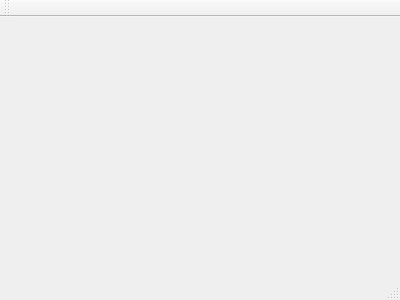
Above: mainwindow.ui from aikide/UltraSound3D before the change. Below: the same form after it.
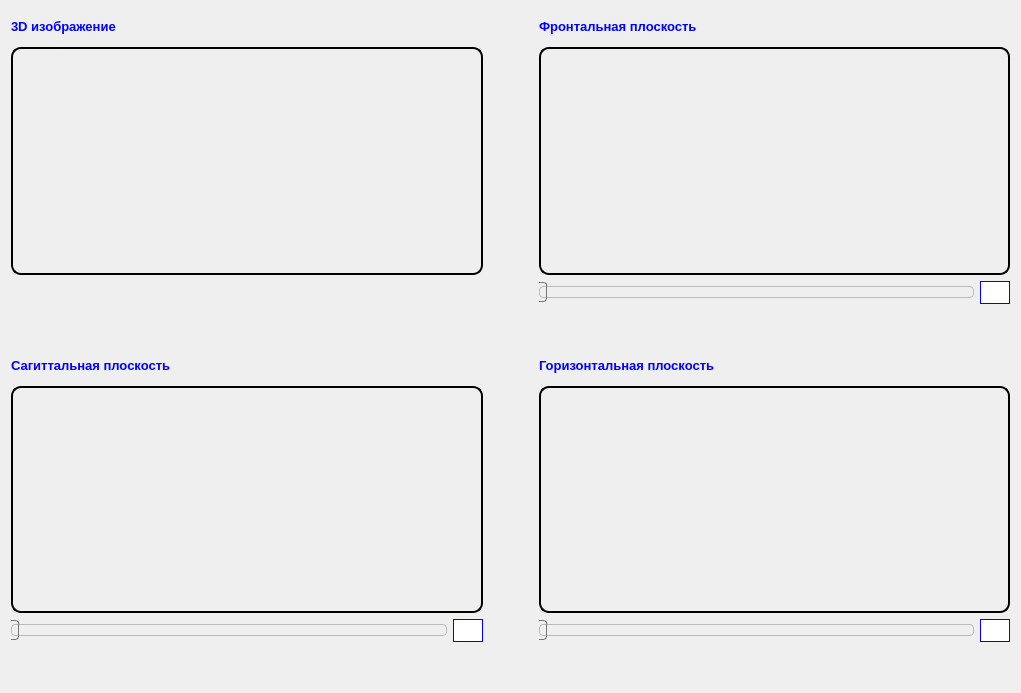
That is the form after the change.

Commit message: UI main window v1.0

Patch:
```diff
--- a/mainwindow.ui
+++ b/mainwindow.ui
@@ -1,24 +1,450 @@
 <ui version="4.0">
  <class>MainWindow</class>
- <widget class="QMainWindow" name="MainWindow" >
-  <property name="geometry" >
+ <widget class="QMainWindow" name="MainWindow">
+  <property name="geometry">
    <rect>
     <x>0</x>
     <y>0</y>
-    <width>400</width>
-    <height>300</height>
+    <width>1021</width>
+    <height>693</height>
    </rect>
   </property>
-  <property name="windowTitle" >
-   <string>MainWindow</string>
+  <property name="sizePolicy">
+   <sizepolicy hsizetype="Fixed" vsizetype="Preferred">
+    <horstretch>0</horstretch>
+    <verstretch>0</verstretch>
+   </sizepolicy>
   </property>
-  <widget class="QMenuBar" name="menuBar" />
-  <widget class="QToolBar" name="mainToolBar" />
-  <widget class="QWidget" name="centralWidget" />
-  <widget class="QStatusBar" name="statusBar" />
+  <property name="windowTitle">
+   <string>3D визуализация</string>
+  </property>
+  <widget class="QWidget" name="centralWidget">
+   <property name="enabled">
+    <bool>true</bool>
+   </property>
+   <property name="sizePolicy">
+    <sizepolicy hsizetype="Expanding" vsizetype="Expanding">
+     <horstretch>0</horstretch>
+     <verstretch>0</verstretch>
+    </sizepolicy>
+   </property>
+   <property name="maximumSize">
+    <size>
+     <width>16777215</width>
+     <height>16777215</height>
+    </size>
+   </property>
+   <property name="styleSheet">
+    <string notr="true"/>
+   </property>
+   <layout class="QGridLayout" name="gridLayout">
+    <property name="sizeConstraint">
+     <enum>QLayout::SetNoConstraint</enum>
+    </property>
+    <item row="4" column="2">
+     <widget class="QLabel" name="label_4">
+      <property name="font">
+       <font>
+        <pointsize>10</pointsize>
+        <weight>75</weight>
+        <bold>true</bold>
+       </font>
+      </property>
+      <property name="styleSheet">
+       <string notr="true">color: blue;</string>
+      </property>
+      <property name="text">
+       <string>Горизонтальная плоскость</string>
+      </property>
+     </widget>
+    </item>
+    <item row="1" column="2">
+     <widget class="QWidget" name="widget_2" native="true">
+      <property name="styleSheet">
+       <string notr="true">border: 2px solid black;
+border-radius: 10px;</string>
+      </property>
+     </widget>
+    </item>
+    <item row="5" column="0">
+     <widget class="QWidget" name="widget_3" native="true">
+      <property name="styleSheet">
+       <string notr="true">border: 2px solid black;
+border-radius: 10px;</string>
+      </property>
+     </widget>
+    </item>
+    <item row="1" column="0">
+     <widget class="QWidget" name="widget" native="true">
+      <property name="styleSheet">
+       <string notr="true">border: 2px solid black;
+border-radius: 10px;</string>
+      </property>
+     </widget>
+    </item>
+    <item row="0" column="0">
+     <widget class="QLabel" name="label">
+      <property name="maximumSize">
+       <size>
+        <width>16777215</width>
+        <height>30</height>
+       </size>
+      </property>
+      <property name="font">
+       <font>
+        <pointsize>10</pointsize>
+        <weight>75</weight>
+        <bold>true</bold>
+        <underline>false</underline>
+        <strikeout>false</strikeout>
+        <kerning>true</kerning>
+       </font>
+      </property>
+      <property name="styleSheet">
+       <string notr="true">color: blue;</string>
+      </property>
+      <property name="text">
+       <string>3D изображение</string>
+      </property>
+     </widget>
+    </item>
+    <item row="5" column="2">
+     <widget class="QWidget" name="widget_4" native="true">
+      <property name="styleSheet">
+       <string notr="true">border: 2px solid black;
+border-radius: 10px;</string>
+      </property>
+     </widget>
+    </item>
+    <item row="6" column="2">
+     <layout class="QHBoxLayout" name="horizontalLayout_3">
+      <item>
+       <widget class="QSlider" name="horizontalSlider_3">
+        <property name="sizePolicy">
+         <sizepolicy hsizetype="Expanding" vsizetype="Preferred">
+          <horstretch>0</horstretch>
+          <verstretch>0</verstretch>
+         </sizepolicy>
+        </property>
+        <property name="styleSheet">
+         <string notr="true">QSlider::groove:horizontal {
+border: 1px solid #bbb;
+background: qlineargradient(x1: 0, y1: 0.2, x2: 1, y2: 1,
+    stop: 0 #bbf, stop: 1 #55f);
+height: 10px;
+border-radius: 4px;
+}
+
+QSlider::handle:horizontal {
+background: qlineargradient(x1:0, y1:0, x2:1, y2:1,
+    stop:0 #eee, stop:1 #ccc);
+border: 1px solid #777;
+width: 10px;
+margin: -5px;
+border-radius: 3px;
+}
+
+QSlider::handle:horizontal:hover {
+background: qlineargradient(x1:0, y1:0, x2:1, y2:1,
+    stop:0 #fff, stop:1 #ddd);
+border: 1px solid #444;
+border-radius: 3px;
+}
+
+</string>
+        </property>
+        <property name="orientation">
+         <enum>Qt::Horizontal</enum>
+        </property>
+       </widget>
+      </item>
+      <item>
+       <widget class="QLineEdit" name="lineEdit_3">
+        <property name="maximumSize">
+         <size>
+          <width>30</width>
+          <height>16777215</height>
+         </size>
+        </property>
+        <property name="font">
+         <font>
+          <pointsize>12</pointsize>
+          <weight>75</weight>
+          <bold>true</bold>
+         </font>
+        </property>
+        <property name="styleSheet">
+         <string notr="true">border: 1px solid blue</string>
+        </property>
+       </widget>
+      </item>
+     </layout>
+    </item>
+    <item row="2" column="2">
+     <layout class="QHBoxLayout" name="horizontalLayout">
+      <property name="sizeConstraint">
+       <enum>QLayout::SetDefaultConstraint</enum>
+      </property>
+      <item>
+       <widget class="QSlider" name="horizontalSlider">
+        <property name="enabled">
+         <bool>true</bool>
+        </property>
+        <property name="sizePolicy">
+         <sizepolicy hsizetype="MinimumExpanding" vsizetype="Preferred">
+          <horstretch>0</horstretch>
+          <verstretch>0</verstretch>
+         </sizepolicy>
+        </property>
+        <property name="styleSheet">
+         <string notr="true">QSlider::groove:horizontal {
+border: 1px solid #bbb;
+background: qlineargradient(x1: 0, y1: 0.2, x2: 1, y2: 1,
+    stop: 0 #bbf, stop: 1 #55f);
+height: 10px;
+border-radius: 4px;
+}
+
+QSlider::handle:horizontal {
+background: qlineargradient(x1:0, y1:0, x2:1, y2:1,
+    stop:0 #eee, stop:1 #ccc);
+border: 1px solid #777;
+width: 10px;
+margin: -5px;
+border-radius: 3px;
+}
+
+QSlider::handle:horizontal:hover {
+background: qlineargradient(x1:0, y1:0, x2:1, y2:1,
+    stop:0 #fff, stop:1 #ddd);
+border: 1px solid #444;
+border-radius: 3px;
+}
+
+</string>
+        </property>
+        <property name="orientation">
+         <enum>Qt::Horizontal</enum>
+        </property>
+        <property name="tickPosition">
+         <enum>QSlider::NoTicks</enum>
+        </property>
+       </widget>
+      </item>
+      <item alignment="Qt::AlignRight">
+       <widget class="QLineEdit" name="lineEdit">
+        <property name="sizePolicy">
+         <sizepolicy hsizetype="Fixed" vsizetype="Fixed">
+          <horstretch>0</horstretch>
+          <verstretch>0</verstretch>
+         </sizepolicy>
+        </property>
+        <property name="maximumSize">
+         <size>
+          <width>30</width>
+          <height>16777215</height>
+         </size>
+        </property>
+        <property name="font">
+         <font>
+          <pointsize>12</pointsize>
+          <weight>75</weight>
+          <bold>true</bold>
+         </font>
+        </property>
+        <property name="styleSheet">
+         <string notr="true">border: 1px solid blue</string>
+        </property>
+       </widget>
+      </item>
+     </layout>
+    </item>
+    <item row="0" column="2">
+     <widget class="QLabel" name="label_2">
+      <property name="maximumSize">
+       <size>
+        <width>16777215</width>
+        <height>30</height>
+       </size>
+      </property>
+      <property name="font">
+       <font>
+        <pointsize>10</pointsize>
+        <weight>75</weight>
+        <bold>true</bold>
+       </font>
+      </property>
+      <property name="styleSheet">
+       <string notr="true">color: blue;</string>
+      </property>
+      <property name="text">
+       <string>Фронтальная плоскость</string>
+      </property>
+     </widget>
+    </item>
+    <item row="2" column="0">
+     <spacer name="horizontalSpacer">
+      <property name="orientation">
+       <enum>Qt::Horizontal</enum>
+      </property>
+      <property name="sizeHint" stdset="0">
+       <size>
+        <width>40</width>
+        <height>20</height>
+       </size>
+      </property>
+     </spacer>
+    </item>
+    <item row="7" column="0">
+     <spacer name="verticalSpacer_2">
+      <property name="orientation">
+       <enum>Qt::Vertical</enum>
+      </property>
+      <property name="sizeType">
+       <enum>QSizePolicy::Minimum</enum>
+      </property>
+      <property name="sizeHint" stdset="0">
+       <size>
+        <width>20</width>
+        <height>40</height>
+       </size>
+      </property>
+     </spacer>
+    </item>
+    <item row="6" column="1">
+     <spacer name="horizontalSpacer_2">
+      <property name="orientation">
+       <enum>Qt::Horizontal</enum>
+      </property>
+      <property name="sizeType">
+       <enum>QSizePolicy::Minimum</enum>
+      </property>
+      <property name="sizeHint" stdset="0">
+       <size>
+        <width>50</width>
+        <height>20</height>
+       </size>
+      </property>
+     </spacer>
+    </item>
+    <item row="3" column="2">
+     <spacer name="verticalSpacer">
+      <property name="orientation">
+       <enum>Qt::Vertical</enum>
+      </property>
+      <property name="sizeType">
+       <enum>QSizePolicy::Minimum</enum>
+      </property>
+      <property name="sizeHint" stdset="0">
+       <size>
+        <width>20</width>
+        <height>40</height>
+       </size>
+      </property>
+     </spacer>
+    </item>
+    <item row="4" column="0">
+     <widget class="QLabel" name="label_3">
+      <property name="maximumSize">
+       <size>
+        <width>16777215</width>
+        <height>30</height>
+       </size>
+      </property>
+      <property name="font">
+       <font>
+        <pointsize>10</pointsize>
+        <weight>75</weight>
+        <italic>false</italic>
+        <bold>true</bold>
+       </font>
+      </property>
+      <property name="styleSheet">
+       <string notr="true">color: blue;</string>
+      </property>
+      <property name="text">
+       <string>Сагиттальная плоскость</string>
+      </property>
+     </widget>
+    </item>
+    <item row="6" column="0">
+     <layout class="QHBoxLayout" name="horizontalLayout_2">
+      <item>
+       <widget class="QSlider" name="horizontalSlider_2">
+        <property name="sizePolicy">
+         <sizepolicy hsizetype="Expanding" vsizetype="Preferred">
+          <horstretch>0</horstretch>
+          <verstretch>0</verstretch>
+         </sizepolicy>
+        </property>
+        <property name="styleSheet">
+         <string notr="true">QSlider::groove:horizontal {
+border: 1px solid #bbb;
+background: qlineargradient(x1: 0, y1: 0.2, x2: 1, y2: 1,
+    stop: 0 #bbf, stop: 1 #55f);
+height: 10px;
+border-radius: 4px;
+}
+
+QSlider::handle:horizontal {
+background: qlineargradient(x1:0, y1:0, x2:1, y2:1,
+    stop:0 #eee, stop:1 #ccc);
+border: 1px solid #777;
+width: 10px;
+margin: -5px;
+border-radius: 3px;
+}
+
+QSlider::handle:horizontal:hover {
+background: qlineargradient(x1:0, y1:0, x2:1, y2:1,
+    stop:0 #fff, stop:1 #ddd);
+border: 1px solid #444;
+border-radius: 3px;
+}
+
+</string>
+        </property>
+        <property name="orientation">
+         <enum>Qt::Horizontal</enum>
+        </property>
+       </widget>
+      </item>
+      <item>
+       <widget class="QLineEdit" name="lineEdit_2">
+        <property name="maximumSize">
+         <size>
+          <width>30</width>
+          <height>16777215</height>
+         </size>
+        </property>
+        <property name="font">
+         <font>
+          <pointsize>12</pointsize>
+          <weight>75</weight>
+          <bold>true</bold>
+         </font>
+        </property>
+        <property name="styleSheet">
+         <string notr="true">border: 1px solid blue</string>
+        </property>
+       </widget>
+      </item>
+     </layout>
+    </item>
+   </layout>
+  </widget>
+  <widget class="QMenuBar" name="menuBar">
+   <property name="geometry">
+    <rect>
+     <x>0</x>
+     <y>0</y>
+     <width>1021</width>
+     <height>21</height>
+    </rect>
+   </property>
+  </widget>
  </widget>
- <layoutDefault spacing="6" margin="11" />
- <pixmapfunction></pixmapfunction>
+ <layoutdefault spacing="6" margin="11"/>
  <resources/>
  <connections/>
 </ui>
```
Left out of the diff: 1 changed line with no effect on the pictures. The commit also changes 8 other files.
